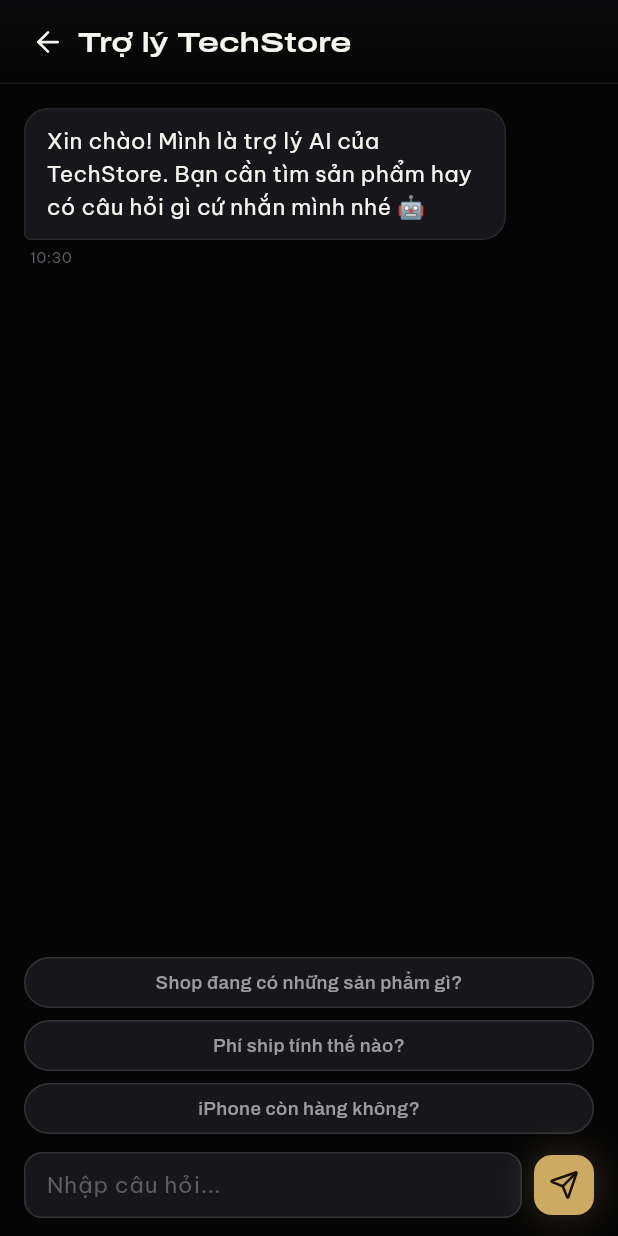
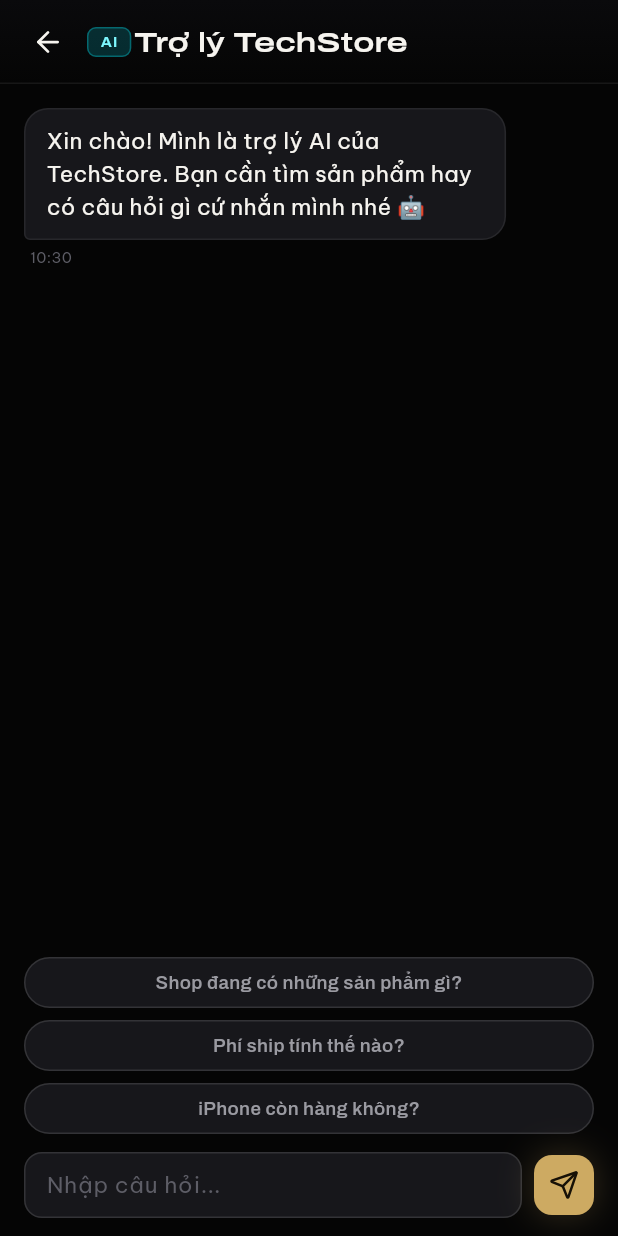
Before and after one commit to CodeCafeChillBoys/PRM392-Project, a Flutter app: the ChatScreen screen opened directly, on a phone screen of 412 x 824 dp. Run offline on Flutter 3.47's test engine with Material 3 defaults, Android fonts, the phone set to English and light mode, and no system bars; drawn by our look-alikes of flutter_animate; our stand-ins replace app_links, cached_network_image, device_info_plus, firebase_core, firebase_messaging, flutter_local_notifications and 9 more; missing offline and left inert: android_intent_plus, open_mail_launcher, signalr_netcore; accounts and stored records are empty; network calls fail.

Commit message:
VOID LUXE Stage 3.6: chat AI
- App bar: badge 'AI' glass cyan (signal survivor)
- Bubble entrance: fade + rise 12 + scale nay nhe, key on dinh theo index
  de chi bubble MOI chay animation (khong replay lich su)
- Suggestion chips: stagger-in + press-scale + haptic selection

Co-Authored-By: Claude Fable 5 <noreply@anthropic.com>

```diff
--- a/lib/presentation/screens/chat/chat_screen.dart
+++ b/lib/presentation/screens/chat/chat_screen.dart
@@ -1,6 +1,8 @@
 import 'package:flutter/material.dart';
+import 'package:flutter_animate/flutter_animate.dart';
 
 import '../../../core/theme/app_colors.dart';
+import '../../../core/theme/app_effects.dart';
 import '../../../core/theme/app_typography.dart';
 import '../../../data/services/chat_service.dart';
 import '../../widgets/widgets.dart';
@@ -126,6 +128,11 @@ class _ChatScreenState extends State<ChatScreen> with WidgetsBindingObserver {
             mode: TvAppBarMode.page,
             title: 'Trợ lý TechStore',
             onBack: () => Navigator.of(context).pop(),
+            // Badge AI cyan — một trong các "signal survivor" của VOID LUXE.
+            leading: const Padding(
+              padding: EdgeInsets.only(left: 6, right: 2),
+              child: TvBadge('AI', variant: TvBadgeVariant.glass),
+            ),
           ),
           Expanded(child: _buildList()),
           if (_showSuggestions) _buildSuggestions(),
@@ -149,12 +156,28 @@ class _ChatScreenState extends State<ChatScreen> with WidgetsBindingObserver {
           );
         }
         final m = _messages[i];
-        return Padding(
-          padding: const EdgeInsets.only(bottom: 12),
-          child: TvChatBubble(
-            from: m.fromUser ? ChatFrom.user : ChatFrom.agent,
-            message: m.text,
-            time: _fmtTime(m.at),
+        // Key ổn định theo index để entrance chỉ chạy 1 lần cho bubble MỚI
+        // (không replay toàn bộ lịch sử mỗi lần setState).
+        return KeyedSubtree(
+          key: ValueKey('msg-$i'),
+          child: Padding(
+            padding: const EdgeInsets.only(bottom: 12),
+            child: TvChatBubble(
+              from: m.fromUser ? ChatFrom.user : ChatFrom.agent,
+              message: m.text,
+              time: _fmtTime(m.at),
+            )
+                .animate()
+                .fadeIn(
+                  duration: const Duration(milliseconds: 250),
+                  curve: AppEffects.easeStandard,
+                )
+                .moveY(begin: 12, end: 0, curve: AppEffects.easeStandard)
+                .scale(
+                  begin: const Offset(0.97, 0.97),
+                  end: const Offset(1, 1),
+                  curve: AppEffects.easeEmphasized,
+                ),
           ),
         );
       },
@@ -167,10 +190,21 @@ class _ChatScreenState extends State<ChatScreen> with WidgetsBindingObserver {
       child: Wrap(
         spacing: 8,
         runSpacing: 8,
-        children: [
+        children: <Widget>[
           for (final s in _suggestions)
             _SuggestionChip(label: s, onTap: () => _send(s)),
-        ],
+        ]
+            .animate(interval: AppEffects.staggerStep)
+            .fadeIn(
+              duration: AppEffects.durEnter,
+              curve: AppEffects.easeStandard,
+            )
+            .moveY(
+              begin: 12,
+              end: 0,
+              duration: AppEffects.durEnter,
+              curve: AppEffects.easeStandard,
+            ),
       ),
     );
   }
@@ -217,8 +251,9 @@ class _SuggestionChip extends StatelessWidget {
 
   @override
   Widget build(BuildContext context) {
-    return GestureDetector(
-      behavior: HitTestBehavior.opaque,
+    return PressableScale(
+      scale: 0.95,
+      haptic: PressHaptic.selection,
       onTap: onTap,
       child: Container(
         height: 34,
```
